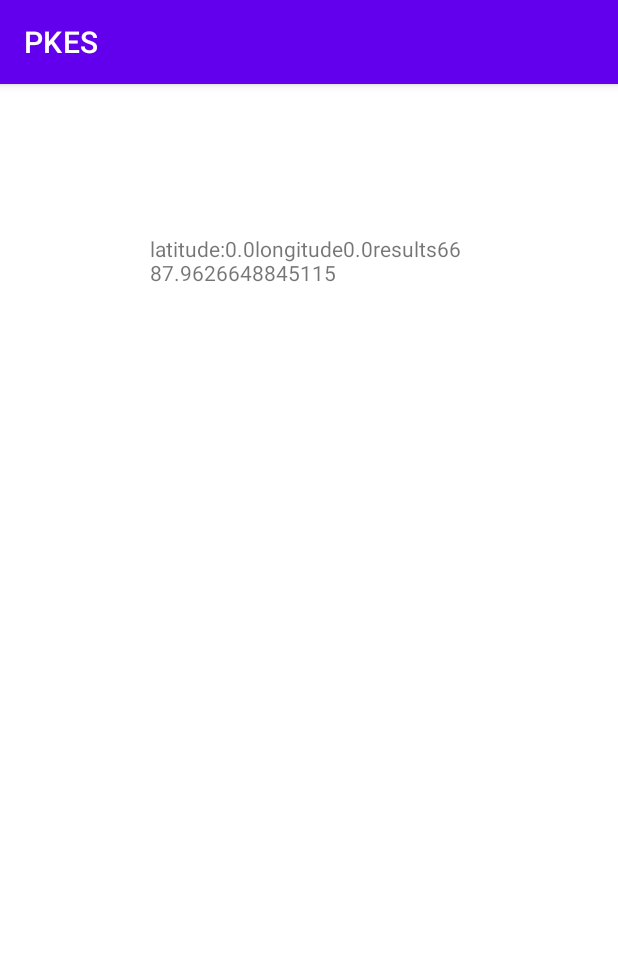
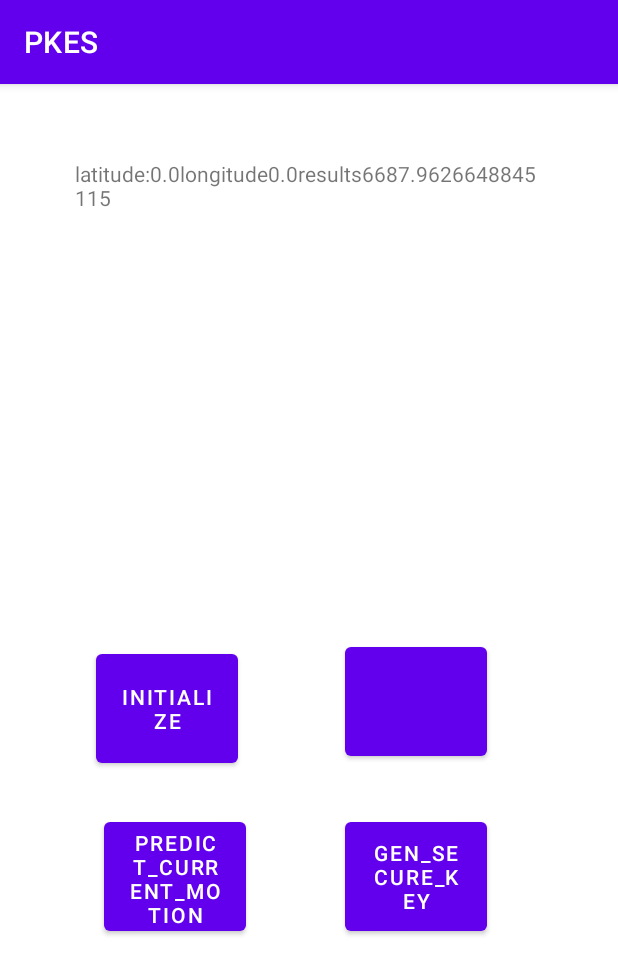
Before and after one commit to Cyberdragon1000/PKES, an Android app: the screen it shows after launch (MainActivity), on a phone screen of 412 x 824 dp. Shown: the top 974 px of the screen. Run offline under Robolectric (Android 15) with nearby library versions, the phone set to English and light mode, and no system bars; libraries missing offline, so code that uses them is left out: org.tensorflow.contrib; 2 statements that could not run were skipped.

Commit message:
Created complete modules for
1.activity probability prediction(integrated lstm prediction module)
2.data encryption -decryption
3.gps-distance calculation
4.timestamp maker

now left to do:BLE ,integration and UI design

```diff
--- a/app/build.gradle
+++ b/app/build.gradle
@@ -30,10 +30,12 @@ android {
 
 dependencies {
 
+    implementation fileTree(dir: 'libs', include: ['*.jar'])
     implementation 'androidx.appcompat:appcompat:1.3.1'
     implementation 'com.google.android.material:material:1.4.0'
     implementation 'androidx.constraintlayout:constraintlayout:2.1.0'
     testImplementation 'junit:junit:4.13.2'
     androidTestImplementation 'androidx.test.ext:junit:1.1.3'
     androidTestImplementation 'androidx.test.espresso:espresso-core:3.4.0'
+    implementation 'org.tensorflow:tensorflow-android:1.13.1'
 }
--- a/app/src/main/java/com/capstone/pkes/MainActivity.java
+++ b/app/src/main/java/com/capstone/pkes/MainActivity.java
@@ -1,4 +1,7 @@
 package com.capstone.pkes;
+
+import static android.Manifest.permission.ACCESS_COARSE_LOCATION;
+import static android.Manifest.permission.ACCESS_FINE_LOCATION;
 
 import android.Manifest;
 import android.annotation.SuppressLint;
@@ -14,6 +17,8 @@ import android.location.Location;
 import android.location.LocationListener;
 import android.location.LocationManager;
 import android.os.Bundle;
+import android.view.View;
+import android.widget.Button;
 import android.widget.TextView;
 import android.widget.Toast;
 
@@ -23,18 +28,18 @@ import androidx.core.app.ActivityCompat;
 import androidx.core.content.ContextCompat;
 
 import java.security.NoSuchAlgorithmException;
-import java.security.SecureRandom;
 import java.security.spec.InvalidKeySpecException;
+import java.util.ArrayList;
 
-import static android.Manifest.permission.ACCESS_COARSE_LOCATION;
-import static android.Manifest.permission.ACCESS_FINE_LOCATION;
 public class MainActivity extends AppCompatActivity implements LocationListener, SensorEventListener {
 
-    TextView t1,t2,t3;// text views simply for viewing
+    static byte[] salt = new byte[8];
+    static byte[] IV = new byte[16];
+    TextView t1;// text views simply for viewing
+    Button b1,b2,b3,b4;
     LocationManager locationManager;// for gps location
     SensorManager mSensorManager;// for sensor data
     private Sensor mAccelerometer;// for acceleration data
-    SecureRandom random = new SecureRandom();//RNG for iv and salt
     private static final int PERMISSION_REQUEST_CODE = 100; //perm code, simply a number
     double latitude_key =0,longitude_key=0, latitude_car =Math.toRadians(60),longitude_car=Math.toRadians(60);
 
@@ -42,29 +47,46 @@ public class MainActivity extends AppCompatActivity implements LocationListener,
     @Override
     protected void onCreate(Bundle savedInstanceState) {
         super.onCreate(savedInstanceState);
+        checkPermission();
         setContentView(R.layout.activity_main);
         t1 = findViewById(R.id.justtext);
-        t2 = findViewById(R.id.textView);
-        t3 = findViewById(R.id.textView2);
 
+        b1 =findViewById(R.id.button);
+        b2=findViewById(R.id.button3);
+        b3=findViewById(R.id.button4);
+        b4=findViewById(R.id.button2);
 
         mSensorManager = (SensorManager)getSystemService(SENSOR_SERVICE);
         mAccelerometer = mSensorManager.getDefaultSensor(Sensor.TYPE_ACCELEROMETER);
+
         locationManager = (LocationManager) getSystemService(Context.LOCATION_SERVICE);
 
         if (!(ActivityCompat.checkSelfPermission(this, Manifest.permission.ACCESS_FINE_LOCATION) != PackageManager.PERMISSION_GRANTED && ActivityCompat.checkSelfPermission(this, ACCESS_COARSE_LOCATION) != PackageManager.PERMISSION_GRANTED)) {
             locationManager.requestLocationUpdates(LocationManager.GPS_PROVIDER, 0, 0, this);
         }
 
-        checkPermission();
+        testing();
 
-        testing();
+
+        activity_prediction.x = new ArrayList<>();
+        activity_prediction.y = new ArrayList<>();
+        activity_prediction.z = new ArrayList<>();
+
+        activity_prediction.classifier = new TensorFlowClassifier(getApplicationContext());
+
+
 
     }
 
     public void onResume() {
         super.onResume();
         mSensorManager.registerListener(this, mAccelerometer, SensorManager.SENSOR_DELAY_NORMAL);
+        getSensorManager().registerListener(this, getSensorManager().getDefaultSensor(Sensor.TYPE_ACCELEROMETER), SensorManager.SENSOR_DELAY_GAME);
+    }
+
+    protected void onPause() {
+        getSensorManager().unregisterListener(this);
+        super.onPause();
     }
 
     @Override
@@ -83,8 +105,25 @@ public class MainActivity extends AppCompatActivity implements LocationListener,
             x1 = event.values[0];
             y1 = event.values[1];
             z1 = event.values[2];
-            t3.setText("X : " + x1 + "Y : " + y1 + "Z : " + z1);
+            t1.setText("X : " + x1 + "Y : " + y1 + "Z : " + z1);
         }
+        float[] results= activity_prediction.activityPrediction();
+
+        t1.setText( "  downstairs : "+ activity_prediction.round(results[0]) +
+                "\n  jogging : "+ activity_prediction.round(results[1]) +
+                "\n  sitting : "  + activity_prediction.round(results[2]) +
+                "\n  standing : " + activity_prediction.round(results[3]) +
+                "\n  upstairs : " + activity_prediction.round(results[4]) +
+                "\n  walking : "  + activity_prediction.round(results[5])
+        );
+
+        activity_prediction.x.add(event.values[0]);
+        activity_prediction.y.add(event.values[1]);
+        activity_prediction.z.add(event.values[2]);
+    }
+
+    private SensorManager getSensorManager() {
+        return (SensorManager) getSystemService(SENSOR_SERVICE);
     }
 
     @Override
@@ -93,23 +132,31 @@ public class MainActivity extends AppCompatActivity implements LocationListener,
 
     @SuppressLint("SetTextI18n")
     public void testing(){
-        String key_text="the_password";
-        random.nextBytes(dataencryption.salt);//salt for key gen
-        random.nextBytes(dataencryption.IV);//iv for encryption
+
+        b1.setOnClickListener(v -> {
+            String key_text="the_password";//any key string
+            dataencryption.random.nextBytes(salt);//salt for key gen
+            dataencryption.random.nextBytes(IV);//iv for encryption
+
             byte[] key_of_128length= new byte[0];
+
             try {
-            key_of_128length = dataencryption.create_hash_of_textkey(key_text, dataencryption.salt);
+                key_of_128length = dataencryption.create_hash_of_textkey(key_text, salt);
             } catch (NoSuchAlgorithmException | InvalidKeySpecException e) {
                 e.printStackTrace();
             }
+
             byte[] key= dataencryption.generate_encryptionkey(key_of_128length);
 
-        byte[] ciphered = dataencryption.encrypt(timestamp.gettimestamp(),key, dataencryption.IV);
-        String deciphered= dataencryption.decrypt(ciphered,key, dataencryption.IV);
+            byte[] ciphered = dataencryption.encrypt(timestamp.gettimestamp(),key, IV);
+
+            String deciphered= dataencryption.decrypt(ciphered,key, IV);
+
             t1.setText(deciphered);
-        t1.append("aa");
 
-        double result= gpsdistance.calculate_distance(latitude_key,longitude_key, latitude_car,longitude_car);
+        });
+
+        double result= gps_distance.calculate_distance(latitude_key,longitude_key, latitude_car,longitude_car);
         t1.setText("latitude:"+ latitude_key +"longitude"+longitude_key+ "results"+result);
     }
 
@@ -117,6 +164,7 @@ public class MainActivity extends AppCompatActivity implements LocationListener,
 
 
 
+    //check if we got the perms :)
     private void checkPermission() {
         int result = ContextCompat.checkSelfPermission(getApplicationContext(), ACCESS_FINE_LOCATION);
         int result1 = ContextCompat.checkSelfPermission(getApplicationContext(), ACCESS_COARSE_LOCATION);
@@ -127,6 +175,7 @@ public class MainActivity extends AppCompatActivity implements LocationListener,
         }
     }
 
+    //if perms not given do this
     @Override
     public void onRequestPermissionsResult(int requestCode, @NonNull String[] permissions, @NonNull int[] grantResults) {
         super.onRequestPermissionsResult(requestCode, permissions, grantResults);
@@ -146,7 +195,7 @@ public class MainActivity extends AppCompatActivity implements LocationListener,
         }
     }
 
-
+//dialog box for explaining perms
     private void showMessageOKCancel(DialogInterface.OnClickListener okListener) {
         new AlertDialog.Builder(MainActivity.this)
                 .setMessage("You need to allow access to both the permissions")
--- /dev/null
+++ b/app/src/main/java/com/capstone/pkes/TensorFlowClassifier.java
@@ -0,0 +1,38 @@
+package com.capstone.pkes;
+
+import android.content.Context;
+
+import org.tensorflow.contrib.android.TensorFlowInferenceInterface;
+
+
+public class TensorFlowClassifier {
+    //get app local library
+    static {
+        System.loadLibrary("tensorflow_inference");
+    }
+
+    private TensorFlowInferenceInterface inferenceInterface;
+    private static final String MODEL_FILE = "file:///android_asset/frozen_model.pb";
+    //    private static final String MODEL_FILE = "file:///android_asset/frozen_har.pb";
+    private static final String INPUT_NODE = "inputs";
+    private static final String[] OUTPUT_NODES = {"y_"};
+    private static final String OUTPUT_NODE = "y_";
+    private static final long[] INPUT_SIZE = {1, 200, 3};
+    private static final int OUTPUT_SIZE = 6;
+
+    //create and call classifier
+    public TensorFlowClassifier(final Context context) {
+        inferenceInterface = new TensorFlowInferenceInterface(context.getAssets(), MODEL_FILE);
+    }
+
+//the predictor using TF
+    public float[] predictProbabilities(float[] data) {
+        float[] result = new float[OUTPUT_SIZE];
+        inferenceInterface.feed(INPUT_NODE, data, INPUT_SIZE);
+        inferenceInterface.run(OUTPUT_NODES);
+        inferenceInterface.fetch(OUTPUT_NODE, result);
+
+        //Downstairs	Jogging	  Sitting	Standing	Upstairs	Walking
+        return result;
+    }
+}
--- a/app/src/main/java/com/capstone/pkes/dataencryption.java
+++ b/app/src/main/java/com/capstone/pkes/dataencryption.java
@@ -2,6 +2,7 @@ package com.capstone.pkes;
 
 import java.nio.charset.StandardCharsets;
 import java.security.NoSuchAlgorithmException;
+import java.security.SecureRandom;
 import java.security.spec.InvalidKeySpecException;
 import java.security.spec.KeySpec;
 
@@ -14,8 +15,7 @@ import javax.crypto.spec.SecretKeySpec;
 
 public class dataencryption {
 
-    static byte[] salt = new byte[8];
-    static byte[] IV = new byte[16];
+    static SecureRandom random = new SecureRandom();//RNG for iv and salt
 
     //generates hash key of required length using given salt and text key
     static byte[] create_hash_of_textkey(String keytext, byte[] salt) throws NoSuchAlgorithmException, InvalidKeySpecException {
--- /dev/null
+++ b/app/src/main/java/com/capstone/pkes/gps_distance.java
@@ -0,0 +1,17 @@
+package com.capstone.pkes;
+
+public class gps_distance {
+
+    //haversine formula for distance takes in latitudes and longitudes of car and key and gives distance
+    static double calculate_distance(double latitude_key, double longitude_key,double latitude_car,double longitude_car){
+        double  diff_in_longitude = longitude_key - longitude_car ,
+                diff_in_latitude = latitude_key - latitude_car ;//random 2nd distance instead of car latitude and longitude
+        double a = Math.pow(
+                    Math.sin(diff_in_latitude / 2), 2)
+                    + Math.cos(11)
+                    * Math.cos(latitude_key)
+                    * Math.pow(Math.sin(diff_in_longitude / 2)
+                ,2);
+        return 2 * Math.asin(Math.sqrt(a)) * 6371;// 6371 to convert distance to kms
+    }
+}
--- a/app/src/main/java/com/capstone/pkes/gpsdistance.java
+++ /dev/null
@@ -1,17 +0,0 @@
-package com.capstone.pkes;
-
-public class gpsdistance {
-
-    //haversine formula for distance
-    static double calculate_distance(double lattitude_key, double longitude_key,double lattitude_car,double longitude_car){
-        double  diff_in_longitude = longitude_key -longitude_car ,
-                diff_in_lattitude = lattitude_key -lattitude_car ;//random 2nd distance instead of car latitude and longitude
-        double a = Math.pow(
-                    Math.sin(diff_in_lattitude / 2), 2)
-                    + Math.cos(11)
-                    * Math.cos(lattitude_key)
-                    * Math.pow(Math.sin(diff_in_longitude / 2)
-                ,2);
-        return 2 * Math.asin(Math.sqrt(a)) * 6371;// 6371 to convert distance to kms
-    }
-}
--- a/app/src/main/res/layout/activity_main.xml
+++ b/app/src/main/res/layout/activity_main.xml
@@ -13,30 +13,67 @@
         android:layout_alignParentTop="true"
         android:layout_alignParentEnd="true"
         android:layout_alignParentBottom="true"
-        android:layout_marginStart="100dp"
-        android:layout_marginTop="100dp"
-        android:layout_marginEnd="100dp"
-        android:layout_marginBottom="500dp"
+        android:layout_marginStart="50dp"
+        android:layout_marginTop="50dp"
+        android:layout_marginEnd="50dp"
+        android:layout_marginBottom="400dp"
         android:text="Hello World!" />
 
-    <TextView
-        android:id="@+id/textView"
+    <Button
+        android:id="@+id/button"
         android:layout_width="wrap_content"
         android:layout_height="wrap_content"
+        android:layout_alignParentStart="true"
+        android:layout_alignParentTop="true"
         android:layout_alignParentEnd="true"
         android:layout_alignParentBottom="true"
-        android:layout_marginEnd="121dp"
-        android:layout_marginBottom="387dp"
+        android:layout_marginStart="64dp"
+        android:layout_marginTop="374dp"
+        android:layout_marginEnd="253dp"
+        android:layout_marginBottom="309dp"
+        android:text="initialize" />
+
+    <Button
+        android:id="@+id/button2"
+        android:layout_width="wrap_content"
+        android:layout_height="wrap_content"
+        android:layout_alignParentStart="true"
+        android:layout_alignParentTop="true"
+        android:layout_alignParentEnd="true"
+        android:layout_alignParentBottom="true"
+        android:layout_marginStart="69dp"
+        android:layout_marginTop="486dp"
+        android:layout_marginEnd="248dp"
+        android:layout_marginBottom="197dp"
+        android:text="Predict_current_motion" />
+
+    <Button
+        android:id="@+id/button4"
+        android:layout_width="wrap_content"
+        android:layout_height="wrap_content"
+        android:layout_alignParentStart="true"
+        android:layout_alignParentTop="true"
+        android:layout_alignParentEnd="true"
+        android:layout_alignParentBottom="true"
+        android:layout_marginStart="230dp"
+        android:layout_marginTop="486dp"
+        android:layout_marginEnd="87dp"
+        android:layout_marginBottom="197dp"
+        android:text="gen_secure_key" />
+
+    <Button
+        android:id="@+id/button3"
+        android:layout_width="wrap_content"
+        android:layout_height="wrap_content"
+        android:layout_alignParentStart="true"
+        android:layout_alignParentTop="true"
+        android:layout_alignParentEnd="true"
+        android:layout_alignParentBottom="true"
+        android:layout_marginStart="230dp"
+        android:layout_marginTop="369dp"
+        android:layout_marginEnd="87dp"
+        android:layout_marginBottom="314dp"
         android:text="" />
 
-    <TextView
-        android:id="@+id/textView2"
-        android:layout_width="wrap_content"
-        android:layout_height="wrap_content"
-        android:layout_alignParentEnd="true"
-        android:layout_alignParentBottom="true"
-        android:layout_marginEnd="204dp"
-        android:layout_marginBottom="184dp"
-        android:text="" />
 
 </RelativeLayout>
--- a/settings.gradle
+++ b/settings.gradle
@@ -1,2 +1,3 @@
 rootProject.name = "PKES"
 include ':app'
+include ':lib'
```
Also changed, not shown: app/src/main/java/com/capstone/pkes/activity_prediction.java (added, +55 -0 lines), 5 other files. Lines whose indentation alone changed are shown as unchanged.
